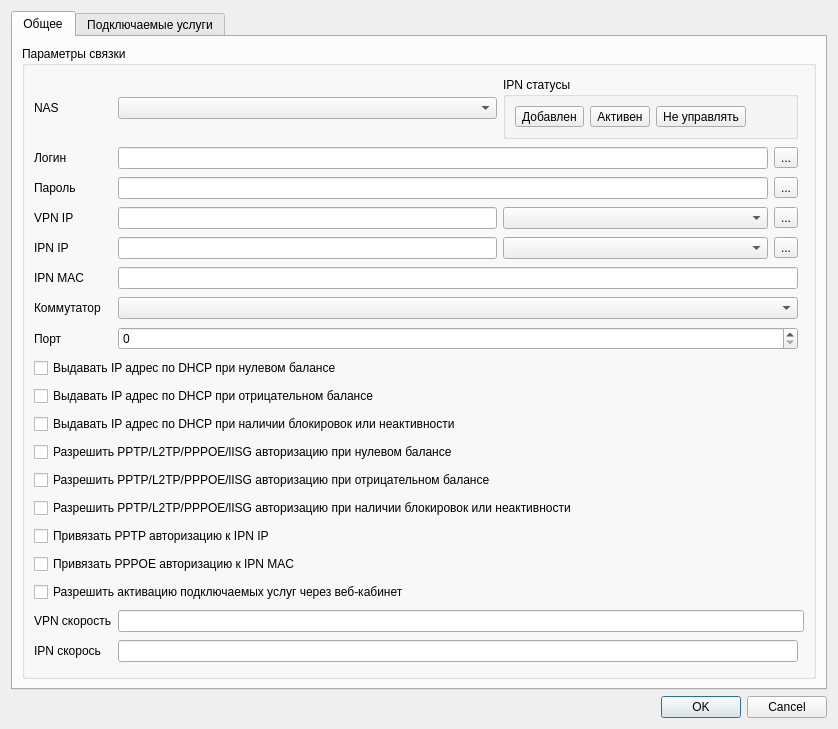
Qt form mdi/forms/subaccount_link.ui (brat002/ExpertBilling) before a commit.
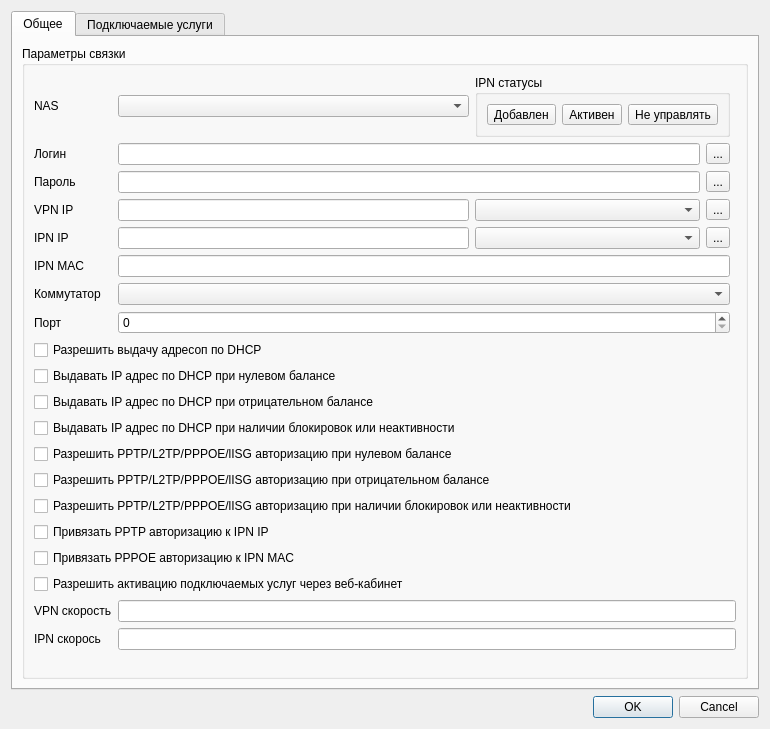
The same form after that commit. The open tabs and pages were chosen to show the change.

Commit message: Работы по админке

The edit to the form file:
```diff
--- a/mdi/forms/subaccount_link.ui
+++ b/mdi/forms/subaccount_link.ui
@@ -6,7 +6,7 @@
    <rect>
     <x>0</x>
     <y>0</y>
-    <width>838</width>
+    <width>690</width>
     <height>729</height>
    </rect>
   </property>
@@ -130,83 +130,83 @@
             </property>
            </widget>
           </item>
-          <item row="20" column="1">
+          <item row="21" column="1">
            <widget class="QLabel" name="label_vpn_speed">
             <property name="text">
              <string>VPN скорость</string>
             </property>
            </widget>
           </item>
-          <item row="20" column="2" colspan="5">
+          <item row="21" column="2" colspan="5">
            <widget class="QLineEdit" name="lineEdit_vpn_speed"/>
           </item>
-          <item row="21" column="1">
+          <item row="22" column="1">
            <widget class="QLabel" name="label_ipn_speed">
             <property name="text">
              <string>IPN скорось</string>
             </property>
            </widget>
           </item>
-          <item row="21" column="2" colspan="4">
+          <item row="22" column="2" colspan="5">
            <widget class="QLineEdit" name="lineEdit_ipn_speed"/>
           </item>
-          <item row="19" column="1" colspan="6">
+          <item row="20" column="1" colspan="6">
            <widget class="QCheckBox" name="checkBox_allow_addonservice">
             <property name="text">
              <string>Разрешить активацию подключаемых услуг через веб-кабинет</string>
             </property>
            </widget>
           </item>
-          <item row="18" column="1" colspan="5">
+          <item row="19" column="1" colspan="5">
            <widget class="QCheckBox" name="checkBox_associate_pppoe_ipn_mac">
             <property name="text">
              <string>Привязать PPPOE авторизацию к IPN MAC</string>
             </property>
            </widget>
           </item>
-          <item row="17" column="1" colspan="5">
+          <item row="18" column="1" colspan="5">
            <widget class="QCheckBox" name="checkBox_associate_pptp_ipn_ip">
             <property name="text">
              <string>Привязать PPTP авторизацию к IPN IP</string>
             </property>
            </widget>
           </item>
-          <item row="14" column="1" colspan="5">
+          <item row="15" column="1" colspan="5">
            <widget class="QCheckBox" name="checkBox_allow_vpn_with_null">
             <property name="text">
              <string>Разрешить PPTP/L2TP/PPPOE/lISG авторизацию при нулевом балансе</string>
             </property>
            </widget>
           </item>
-          <item row="16" column="1" colspan="5">
+          <item row="17" column="1" colspan="5">
            <widget class="QCheckBox" name="checkBox_allow_vpn_with_block">
             <property name="text">
              <string>Разрешить PPTP/L2TP/PPPOE/lISG авторизацию при наличии блокировок или неактивности</string>
             </property>
            </widget>
           </item>
-          <item row="15" column="1" colspan="5">
+          <item row="16" column="1" colspan="5">
            <widget class="QCheckBox" name="checkBox_allow_vpn_with_minus">
             <property name="text">
              <string>Разрешить PPTP/L2TP/PPPOE/lISG авторизацию при отрицательном балансе</string>
             </property>
            </widget>
           </item>
-          <item row="13" column="1" colspan="5">
+          <item row="14" column="1" colspan="5">
            <widget class="QCheckBox" name="checkBox_allow_dhcp_with_block">
             <property name="text">
              <string>Выдавать IP адрес по DHCP при наличии блокировок или неактивности</string>
             </property>
            </widget>
           </item>
-          <item row="12" column="1" colspan="5">
+          <item row="13" column="1" colspan="5">
            <widget class="QCheckBox" name="checkBox_allow_dhcp_with_minus">
             <property name="text">
              <string>Выдавать IP адрес по DHCP при отрицательном балансе</string>
             </property>
            </widget>
           </item>
-          <item row="11" column="1" colspan="5">
+          <item row="12" column="1" colspan="5">
            <widget class="QCheckBox" name="checkBox_allow_dhcp_with_null">
             <property name="text">
              <string>Выдавать IP адрес по DHCP при нулевом балансе</string>
@@ -252,19 +252,6 @@
                </property>
               </widget>
              </item>
-             <item>
-              <spacer name="horizontalSpacer">
-               <property name="orientation">
-                <enum>Qt::Horizontal</enum>
-               </property>
-               <property name="sizeHint" stdset="0">
-                <size>
-                 <width>40</width>
-                 <height>20</height>
-                </size>
-               </property>
-              </spacer>
-             </item>
             </layout>
            </widget>
           </item>
@@ -296,6 +283,13 @@
             </property>
            </widget>
           </item>
+          <item row="11" column="1" colspan="5">
+           <widget class="QCheckBox" name="checkBox_allow_dhcp">
+            <property name="text">
+             <string>Разрешить выдачу адресоп по DHCP</string>
+            </property>
+           </widget>
+          </item>
          </layout>
         </widget>
        </item>
```
Left out of the diff: 2 changed lines with no effect on the pictures. The commit also changes 2 other files.
